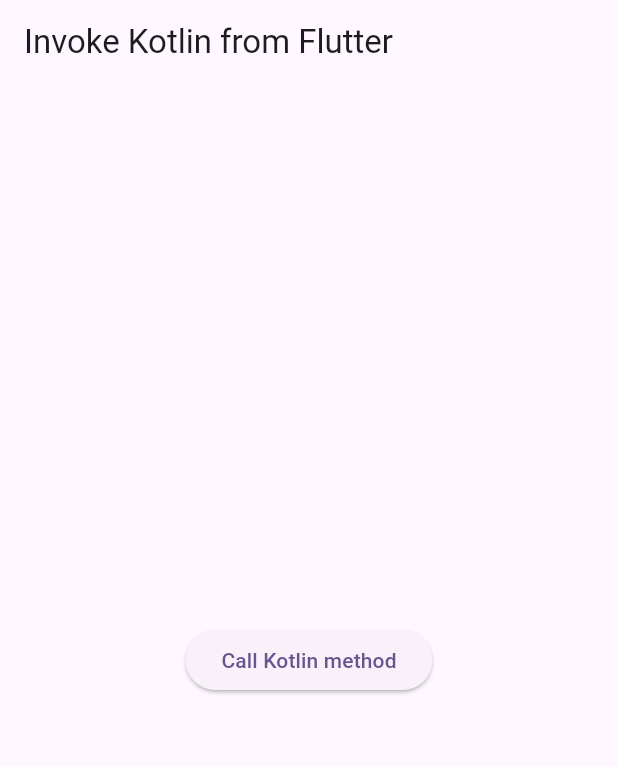
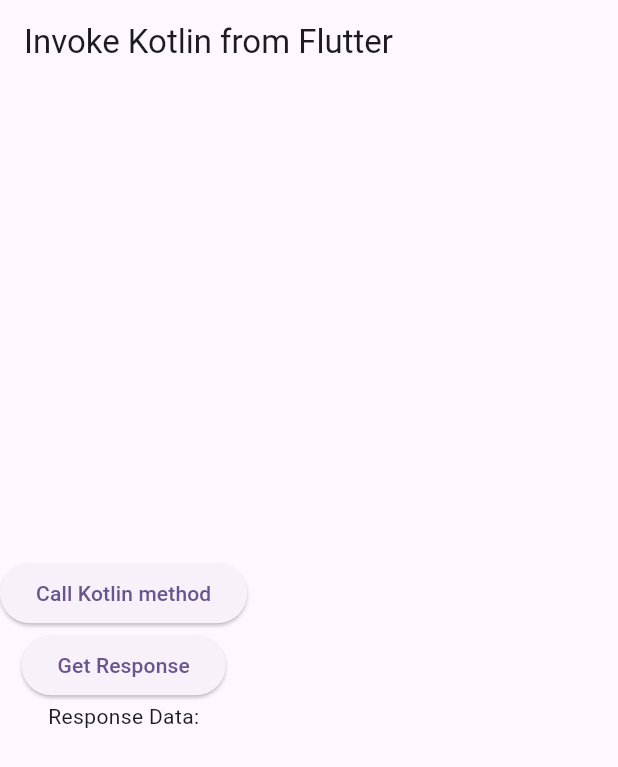
Before and after one commit to Hunaisp/MadaIntegration, a Flutter app: the screen it shows after launch, on a phone screen of 412 x 824 dp. Shown: the top 767 px of the screen. Run offline on Flutter 3.47's test engine with Material 3 defaults, Android fonts, the light colour scheme and no system bars.

Commit message:
some changes made1

```diff
--- a/lib/home.dart
+++ b/lib/home.dart
@@ -9,7 +9,7 @@
 
 class _HomeState extends State<Home> {
 static const platform = MethodChannel('com.example/callme');
-
+String responseData = '';
 // Define your method to invoke the Kotlin side
 void invokeKotlinMethod()async {
   String outOrderNo = '10';
@@ -31,21 +31,45 @@
     print('Error: $e');
   }
 }
-
+ Future<void> _receiveResponse() async {
+    try {
+      final Map<dynamic, dynamic> response =
+          await platform.invokeMethod('getResponse');
+      setState(() {
+        responseData = response['response'];
+      });
+    } on PlatformException catch (e) {
+      setState(() {
+        responseData = 'Failed to get response: ${e.message}';
+      });
+    }
+  }
   @override
   Widget build(BuildContext context) {
     return Scaffold(
         appBar: AppBar(
           title: Text('Invoke Kotlin from Flutter'),
         ),
-        body: Center(
-          child: ElevatedButton(
+        body: Column(mainAxisAlignment: MainAxisAlignment.center,children: [
+          ElevatedButton(
             onPressed: () {
               invokeKotlinMethod();
             },
             child: Text('Call Kotlin method'),
           ),
-        ),
+
+  ElevatedButton(
+            onPressed: () {
+             _receiveResponse();
+            },
+            child: Text('Get Response'),
+          ),
+
+
+           Text('Response Data:'),
+              Text(responseData),
+        ],)
+
 
     );
   }
```
Also changed, not shown: 1 other file.
